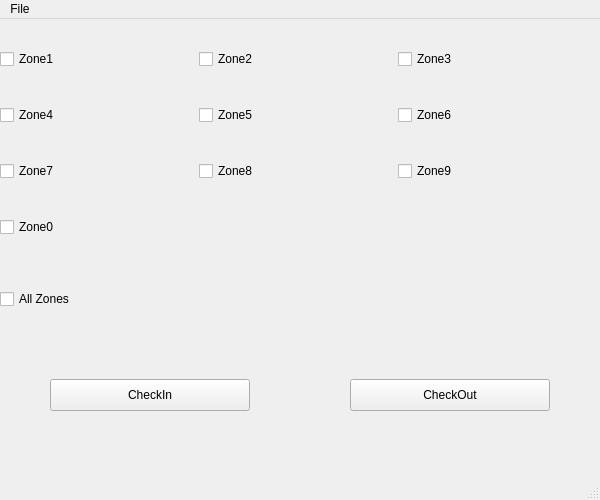
This is mainwindow.ui in Alexb715/Lumina-InventorySystem as Qt 5 draws it before an edit. The edited form follows.
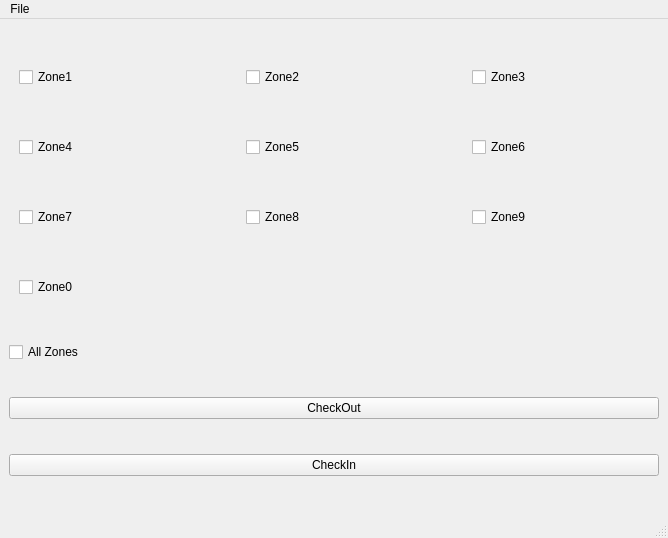
This is the edited form.

Patch:
```diff
--- a/mainwindow.ui
+++ b/mainwindow.ui
@@ -6,64 +6,32 @@
    <rect>
     <x>0</x>
     <y>0</y>
-    <width>600</width>
-    <height>500</height>
+    <width>668</width>
+    <height>538</height>
    </rect>
   </property>
   <property name="windowTitle">
    <string>Inventory Control System</string>
   </property>
   <widget class="QWidget" name="centralwidget">
-   <widget class="QPushButton" name="checkinButton">
-    <property name="geometry">
-     <rect>
-      <x>50</x>
-      <y>360</y>
-      <width>200</width>
-      <height>32</height>
-     </rect>
-    </property>
-    <property name="text">
-     <string>CheckIn</string>
-    </property>
-   </widget>
-   <widget class="QPushButton" name="checkoutButton">
-    <property name="geometry">
-     <rect>
-      <x>350</x>
-      <y>360</y>
-      <width>200</width>
-      <height>32</height>
-     </rect>
-    </property>
-    <property name="text">
-     <string>CheckOut</string>
-    </property>
-   </widget>
-   <widget class="QWidget" name="gridLayoutWidget">
-    <property name="geometry">
-     <rect>
-      <x>0</x>
-      <y>0</y>
-      <width>591</width>
-      <height>251</height>
-     </rect>
-    </property>
-    <layout class="QGridLayout" name="gridLayout">
-     <item row="2" column="1">
-      <widget class="QCheckBox" name="zone8">
-       <property name="text">
-        <string>Zone8</string>
-       </property>
-      </widget>
-     </item>
-     <item row="0" column="2">
-      <widget class="QCheckBox" name="zone3">
-       <property name="text">
-        <string>Zone3</string>
-       </property>
-      </widget>
-     </item>
+   <layout class="QGridLayout" name="gridLayout_2">
+    <item row="0" column="0">
+     <layout class="QGridLayout" name="gridLayout" rowminimumheight="10,10,10,10" columnminimumwidth="10,10,10">
+      <property name="leftMargin">
+       <number>10</number>
+      </property>
+      <property name="topMargin">
+       <number>10</number>
+      </property>
+      <property name="rightMargin">
+       <number>10</number>
+      </property>
+      <property name="bottomMargin">
+       <number>10</number>
+      </property>
+      <property name="spacing">
+       <number>50</number>
+      </property>
      <item row="0" column="1">
       <widget class="QCheckBox" name="zone2">
        <property name="text">
@@ -71,10 +39,24 @@
        </property>
       </widget>
      </item>
-     <item row="1" column="1">
-      <widget class="QCheckBox" name="zone5">
+      <item row="0" column="0">
+       <widget class="QCheckBox" name="zone1">
        <property name="text">
-        <string>Zone5</string>
+         <string>Zone1</string>
+        </property>
+       </widget>
+      </item>
+      <item row="0" column="2">
+       <widget class="QCheckBox" name="zone3">
+        <property name="text">
+         <string>Zone3</string>
+        </property>
+       </widget>
+      </item>
+      <item row="1" column="0">
+       <widget class="QCheckBox" name="zone4">
+        <property name="text">
+         <string>Zone4</string>
        </property>
       </widget>
      </item>
@@ -85,13 +67,6 @@
        </property>
       </widget>
      </item>
-     <item row="1" column="0">
-      <widget class="QCheckBox" name="zone4">
-       <property name="text">
-        <string>Zone4</string>
-       </property>
-      </widget>
-     </item>
      <item row="2" column="0">
       <widget class="QCheckBox" name="zone7">
        <property name="text">
@@ -99,6 +74,13 @@
        </property>
       </widget>
      </item>
+      <item row="2" column="1">
+       <widget class="QCheckBox" name="zone8">
+        <property name="text">
+         <string>Zone8</string>
+        </property>
+       </widget>
+      </item>
      <item row="2" column="2">
       <widget class="QCheckBox" name="zone9">
        <property name="text">
@@ -106,13 +88,6 @@
        </property>
       </widget>
      </item>
-     <item row="0" column="0">
-      <widget class="QCheckBox" name="zone1">
-       <property name="text">
-        <string>Zone1</string>
-       </property>
-      </widget>
-     </item>
      <item row="3" column="0">
       <widget class="QCheckBox" name="zone0">
        <property name="text">
@@ -120,28 +95,44 @@
        </property>
       </widget>
      </item>
-    </layout>
-   </widget>
+      <item row="1" column="1">
+       <widget class="QCheckBox" name="zone5">
+        <property name="text">
+         <string>Zone5</string>
+        </property>
+       </widget>
+      </item>
+     </layout>
+    </item>
+    <item row="1" column="0">
    <widget class="QCheckBox" name="zone10">
-    <property name="geometry">
-     <rect>
-      <x>0</x>
-      <y>270</y>
-      <width>85</width>
-      <height>20</height>
-     </rect>
-    </property>
     <property name="text">
      <string>All Zones</string>
     </property>
    </widget>
+    </item>
+    <item row="2" column="0">
+     <widget class="QPushButton" name="checkoutButton">
+      <property name="text">
+       <string>CheckOut</string>
+      </property>
+     </widget>
+    </item>
+    <item row="3" column="0">
+     <widget class="QPushButton" name="checkinButton">
+      <property name="text">
+       <string>CheckIn</string>
+      </property>
+     </widget>
+    </item>
+   </layout>
   </widget>
   <widget class="QMenuBar" name="menubar">
    <property name="geometry">
     <rect>
      <x>0</x>
      <y>0</y>
-     <width>600</width>
+     <width>668</width>
      <height>24</height>
     </rect>
    </property>
```
Lines whose indentation alone changed are shown as unchanged.
